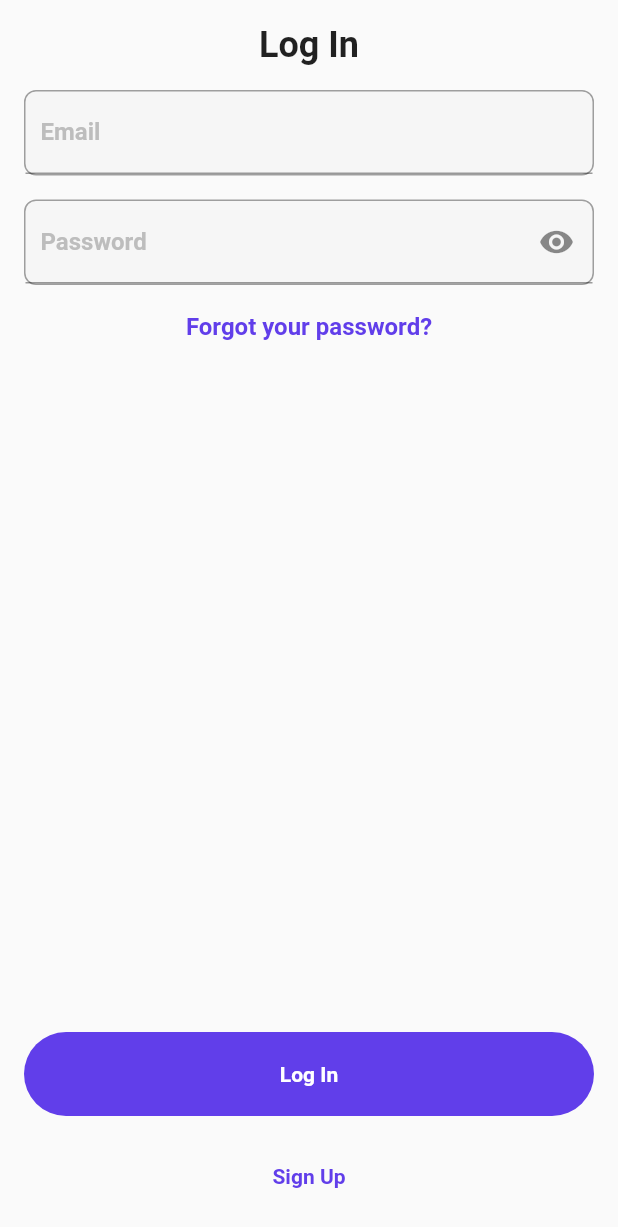
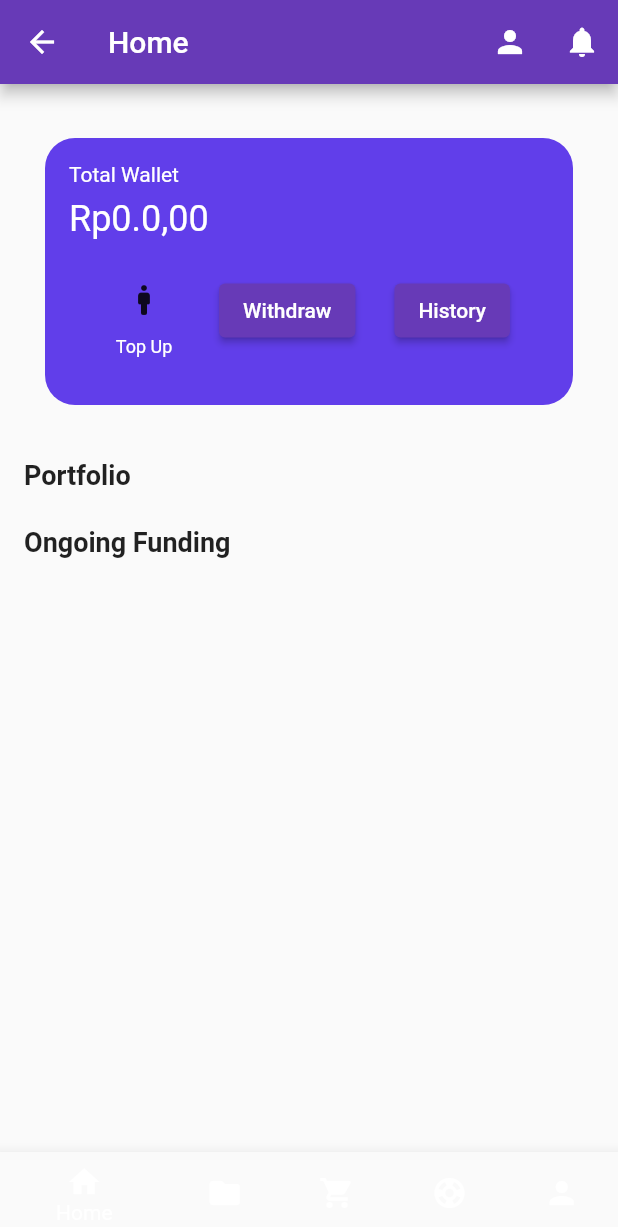
Before and after one commit to MuhammadFahru/tubes-promvis, a Flutter app: the screen it shows after launch, after a tap on "Log In", on a phone screen of 412 x 824 dp. Shown: the top 1227 px of the screen. Run offline on Flutter 3.47's test engine with Material 2 defaults, Android fonts, the phone set to English and light mode, and no system bars; our stand-ins replace dropdown_search, email_validator, equatable, flutter_bloc.

Commit message:
homepage investor ver 0.0.1

```diff
--- a/flutter-investor/lib/forgot_password.dart
+++ b/flutter-investor/lib/forgot_password.dart
@@ -1,8 +1,5 @@
 import 'package:email_validator/email_validator.dart';
 import 'package:flutter/material.dart';
-import 'package:flutter_bloc/flutter_bloc.dart';
-
-///
 
 class ForgotPasswordPage extends StatelessWidget {
   ForgotPasswordPage({Key? key}) : super(key: key);
--- /dev/null
+++ b/flutter-investor/lib/homeScreen.dart
@@ -0,0 +1,212 @@
+import 'package:flutter/material.dart';
+import 'package:flutter_bloc/flutter_bloc.dart';
+
+/// Wallet Cubit
+/// crosscheck value later
+class WalletCubit extends Cubit<double> {
+  WalletCubit() : super(0.0);
+
+  void updateWalletValue(double value) {
+    emit(value);
+  }
+}
+
+/// Portfolio Cubit
+/// temp value for now
+class PortfolioCubit extends Cubit<List<String>> {
+  PortfolioCubit() : super([]);
+
+  void updatePortfolio(List<String> portfolioList) {
+    emit(portfolioList);
+  }
+}
+
+/// Ongoing Funding Cubit
+/// placeholder states
+class OngoingFundingCubit extends Cubit<List<String>> {
+  OngoingFundingCubit() : super([]);
+
+  void updateOngoingFunding(List<String> fundingList) {
+    emit(fundingList);
+  }
+}
+
+class HomeScreen extends StatelessWidget {
+  const HomeScreen({Key? key}) : super(key: key);
+
+  @override
+  Widget build(BuildContext context) {
+    return MultiBlocProvider(
+      providers: [
+        BlocProvider<WalletCubit>(
+          create: (context) => WalletCubit(),
+        ),
+        BlocProvider<PortfolioCubit>(create: (context) => PortfolioCubit()),
+        BlocProvider<OngoingFundingCubit>(
+            create: (context) => OngoingFundingCubit())
+      ],
+      child: Scaffold(
+        appBar: AppBar(
+          title: Text('Home'),
+          actions: [
+            IconButton(
+              icon: Icon(Icons.person),
+              onPressed: () {
+                // Navigate to profile page
+              },
+            ),
+            IconButton(
+              icon: Icon(Icons.notifications),
+              onPressed: () {
+                // Navigate to notifications page
+              },
+            ),
+          ],
+        ),
+        body: SingleChildScrollView(
+          child: Column(
+            mainAxisAlignment: MainAxisAlignment.center,
+            crossAxisAlignment: CrossAxisAlignment.stretch,
+            children: [
+              SizedBox(height: 16.0),
+              WalletModule(),
+              SizedBox(height: 16.0),
+              Padding(
+                padding: EdgeInsets.symmetric(horizontal: 16.0),
+                child: Text(
+                  'Portfolio',
+                  style: TextStyle(fontSize: 18.0, fontWeight: FontWeight.bold),
+                ),
+              ),
+              SizedBox(height: 8.0),
+              PortfolioList(),
+              SizedBox(height: 16.0),
+              Padding(
+                padding: EdgeInsets.symmetric(horizontal: 16.0),
+                child: Text(
+                  'Ongoing Funding',
+                  style: TextStyle(fontSize: 18.0, fontWeight: FontWeight.bold),
+                ),
+              ),
+              SizedBox(height: 8.0),
+              OngoingFundingList(),
+            ],
+          ),
+        ),
+      ),
+    );
+  }
+}
+
+class WalletModule extends StatelessWidget {
+  @override
+  Widget build(BuildContext context) {
+    return BlocBuilder<WalletCubit, double>(
+      builder: (context, walletValue) {
+        return Container(
+          margin: EdgeInsets.symmetric(vertical: 20, horizontal: 30),
+          padding: EdgeInsets.only(top: 16, bottom: 32, left: 16, right: 16),
+          decoration: BoxDecoration(
+            borderRadius: BorderRadius.circular(20),
+            color: Color(int.parse('0xff613EEA')),
+          ),
+          child: Column(
+            children: [
+              Align(
+                alignment: Alignment.centerLeft,
+                child: Column(
+                    mainAxisAlignment: MainAxisAlignment.center,
+                    crossAxisAlignment: CrossAxisAlignment.start,
+                    children: [
+                      Text(
+                        'Total Wallet',
+                        style: TextStyle(fontSize: 14.0, color: Colors.white),
+                      ),
+                      SizedBox(height: 8.0),
+                      Text(
+                        'Rp${walletValue},00',
+                        style: TextStyle(fontSize: 24.0, color: Colors.white),
+                      ),
+                    ]),
+              ),
+              SizedBox(height: 16.0),
+              Row(
+                mainAxisAlignment: MainAxisAlignment.spaceEvenly,
+                children: [
+                  Column(
+                    children: [
+                      IconButton(
+                          style: ButtonStyle(),
+                          onPressed: () {},
+                          icon: Icon(Icons.man_rounded)),
+                      Text(
+                        'Top Up',
+                        style: TextStyle(fontSize: 12, color: Colors.white),
+                      )
+                    ],
+                  ),
+                  ElevatedButton(
+                    onPressed: () {
+                      // Handle withdraw button pressed
+                    },
+                    child: Text('Withdraw'),
+                  ),
+                  ElevatedButton(
+                    onPressed: () {
+                      // Handle history button pressed
+                    },
+                    child: Text('History'),
+                  ),
+                ],
+              ),
+            ],
+          ),
+        );
+      },
+    );
+  }
+}
+
+class PortfolioList extends StatelessWidget {
+  @override
+  Widget build(BuildContext context) {
+    return BlocBuilder<PortfolioCubit, List<String>>(
+      builder: (context, portfolioList) {
+        return ListView.builder(
+          shrinkWrap: true,
+          itemCount: portfolioList.length,
+          itemBuilder: (context, index) {
+            final item = portfolioList[index];
+            return Card(
+              child: ListTile(
+                title: Text(item),
+              ),
+            );
+          },
+        );
+      },
+    );
+  }
+}
+
+class OngoingFundingList extends StatelessWidget {
+  @override
+  Widget build(BuildContext context) {
+    return BlocBuilder<OngoingFundingCubit, List<String>>(
+      builder: (context, fundingList) {
+        return ListView.builder(
+          shrinkWrap: true,
+          itemCount: fundingList.length,
+          itemBuilder: (context, index) {
+            final item = fundingList[index];
+            return Card(
+              child: ListTile(
+                title: Text(item),
+              ),
+            );
+          },
+        );
+      },
+    );
+  }
+}
--- /dev/null
+++ b/flutter-investor/lib/index.dart
@@ -0,0 +1,149 @@
+import 'package:flutter/material.dart';
+import 'package:flutter_bloc/flutter_bloc.dart';
+import 'homeScreen.dart';
+
+class ScreenCubit extends Cubit<int> {
+  ScreenCubit() : super(0);
+
+  void updateScreen(int newIndex) {
+    emit(newIndex);
+  }
+}
+
+class IndexPage extends StatelessWidget {
+  IndexPage({Key? key}) : super(key: key);
+
+  final List<Widget> screens = [
+    HomeScreen(),
+    PortfolioScreen(),
+    MarketplaceScreen(),
+    SupportScreen(),
+    ProfileScreen(),
+  ];
+
+  @override
+  Widget build(BuildContext context) {
+    return BlocProvider<ScreenCubit>(
+      create: (context) => ScreenCubit(),
+      child: Scaffold(
+        body: BlocBuilder<ScreenCubit, int>(
+          builder: (context, activeScreenIndex) {
+            return screens[activeScreenIndex];
+          },
+        ),
+        bottomNavigationBar: BlocBuilder<ScreenCubit, int>(
+          builder: (context, activeScreenIndex) {
+            return BottomNavigationBar(
+              currentIndex: activeScreenIndex,
+              items: [
+                BottomNavigationBarItem(
+                  icon: Icon(Icons.home),
+                  label: 'Home',
+                ),
+                BottomNavigationBarItem(
+                  icon: Icon(Icons.folder),
+                  label: 'Portfolio',
+                ),
+                BottomNavigationBarItem(
+                  icon: Icon(Icons.shopping_cart),
+                  label: 'Marketplace',
+                ),
+                BottomNavigationBarItem(
+                  icon: Icon(Icons.support),
+                  label: 'Support',
+                ),
+                BottomNavigationBarItem(
+                  icon: Icon(Icons.person),
+                  label: 'Profile',
+                ),
+              ],
+              onTap: (index) {
+                context.read<ScreenCubit>().updateScreen(index);
+              },
+            );
+          },
+        ),
+      ),
+    );
+  }
+}
+
+class PortfolioScreen extends StatelessWidget {
+  @override
+  Widget build(BuildContext context) {
+    return Scaffold(
+      appBar: AppBar(
+        title: Text('Portfolio'),
+      ),
+      body: Column(
+        mainAxisAlignment: MainAxisAlignment.center,
+        children: [
+          Text(
+            'Portfolio Screen',
+            style: TextStyle(fontSize: 24),
+          ),
+        ],
+      ),
+    );
+  }
+}
+
+class MarketplaceScreen extends StatelessWidget {
+  @override
+  Widget build(BuildContext context) {
+    return Scaffold(
+      appBar: AppBar(
+        title: Text('Marketplace'),
+      ),
+      body: Column(
+        mainAxisAlignment: MainAxisAlignment.center,
+        children: [
+          Text(
+            'Marketplace Screen',
+            style: TextStyle(fontSize: 24),
+          ),
+        ],
+      ),
+    );
+  }
+}
+
+class SupportScreen extends StatelessWidget {
+  @override
+  Widget build(BuildContext context) {
+    return Scaffold(
+      appBar: AppBar(
+        title: Text('Support'),
+      ),
+      body: Column(
+        mainAxisAlignment: MainAxisAlignment.center,
+        children: [
+          Text(
+            'Support Screen',
+            style: TextStyle(fontSize: 24),
+          ),
+        ],
+      ),
+    );
+  }
+}
+
+class ProfileScreen extends StatelessWidget {
+  @override
+  Widget build(BuildContext context) {
+    return Scaffold(
+      appBar: AppBar(
+        title: Text('Profile'),
+      ),
+      body: Column(
+        mainAxisAlignment: MainAxisAlignment.center,
+        children: [
+          Text(
+            'Profile Screen',
+            style: TextStyle(fontSize: 24),
+          ),
+        ],
+      ),
+    );
+  }
+}
--- a/flutter-investor/lib/login.dart
+++ b/flutter-investor/lib/login.dart
@@ -30,7 +30,7 @@ class LoginState extends Equatable {
 class LoginCubit extends Cubit<LoginState> {
   LoginCubit() : super(LoginState(email: '', id: '', userData: {}));
 
-  void performLogin(String email, String password) {
+  bool performLogin(String email, String password) {
     final email = 'fakemail';
     final id = '1';
     final userData = {'email': email, 'age': 0};
@@ -41,6 +41,7 @@ class LoginCubit extends Cubit<LoginState> {
     );
 
     emit(newState);
+    return true;
   }
 }
 
@@ -166,7 +167,9 @@ class LoginPage extends StatelessWidget {
                   onPressed: () {
                     final email = emailController.text;
                     final password = passwordController.text;
-                    loginCubit.performLogin(email, password);
+                    if (loginCubit.performLogin(email, password)) {
+                      Navigator.pushNamed(context, '/index');
+                    }
                   },
                   child: Container(
                     padding: const EdgeInsets.symmetric(vertical: 20),
--- a/flutter-investor/lib/main.dart
+++ b/flutter-investor/lib/main.dart
@@ -4,6 +4,7 @@ import 'login.dart';
 import 'forgot_password.dart';
 import 'password_sent.dart';
 import 'signup.dart';
+import 'index.dart';
 
 void main() {
   runApp(const MyApp());
@@ -26,6 +27,7 @@ class MyApp extends StatelessWidget {
             '/forgotPassword': (context) => ForgotPasswordPage(),
             '/signUp': (context) => Signup(),
             '/passwordSent': (context) => PasswordSentPage(),
+            '/index': (context) => IndexPage(),
           },
         ));
   }
```
